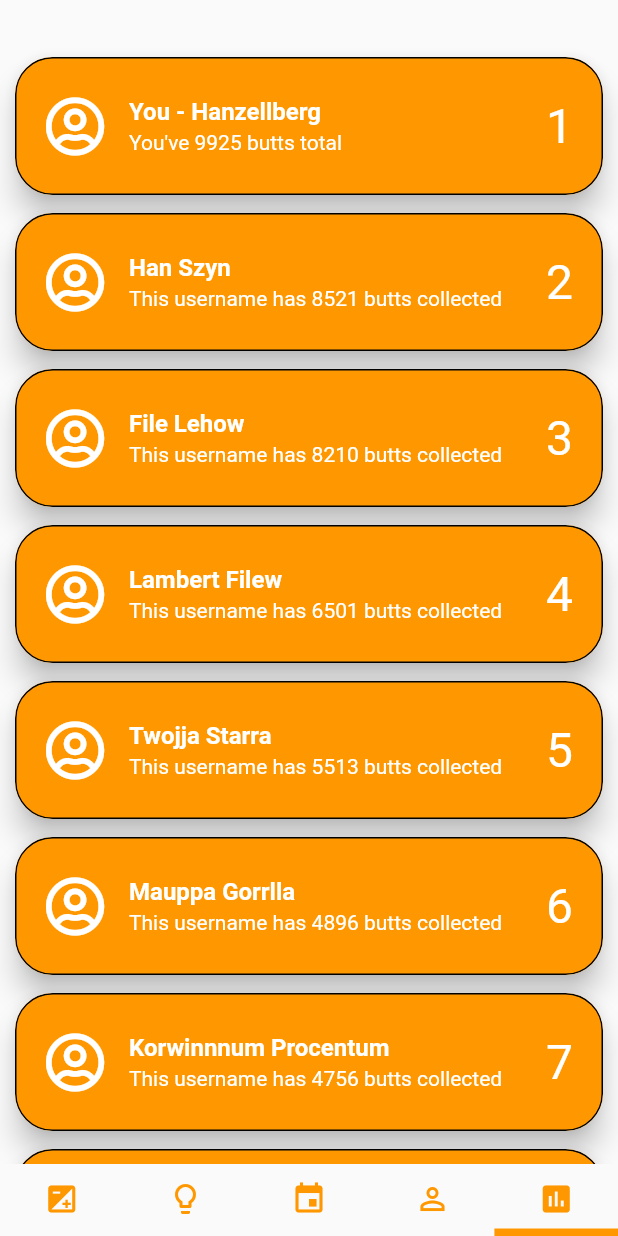
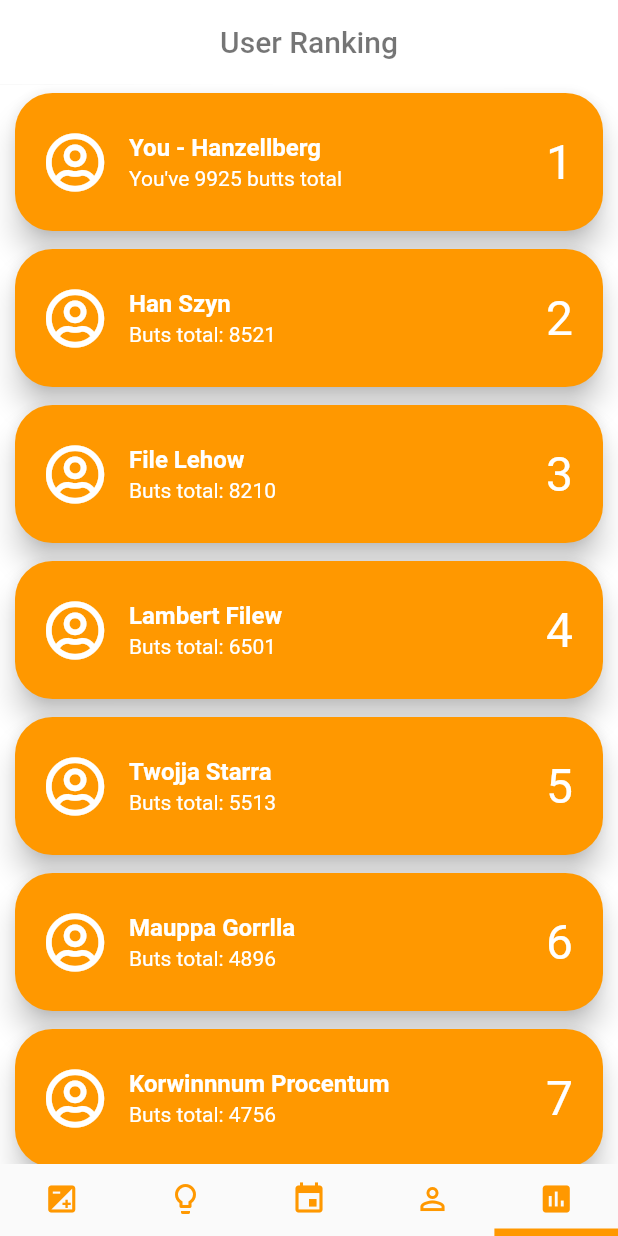
Before and after one commit to szymhan/eco_cigarettes, a Flutter app: the screen it shows after launch, item 5 of the bottom bar chosen, on a phone screen of 412 x 824 dp. Run offline on Flutter 3.47's test engine with Material 2 defaults, Android fonts, the phone set to English and light mode, and no system bars; our stand-ins replace font_awesome_flutter, shared_preferences.

Commit message:
Fixed UserScreen, Fixed RankingScreen

```diff
--- a/lib/screens/rankingScreen.dart
+++ b/lib/screens/rankingScreen.dart
@@ -23,15 +23,21 @@ class _RankingScreenState extends State<RankingScreen> {
 
   @override
   Widget build(BuildContext context) {
-    return Container(
-      child: Padding(
-        padding: const EdgeInsets.only(top: 32),
-        child: makeBody,
+    return Scaffold(
+      appBar: AppBar(
+        centerTitle: true,
+        title: Text("User Ranking", style: TextStyle(color: Colors.black54),),
+        elevation: 0.1,
+          backgroundColor: Colors.white
+      ),
+      body: Container(
+          child: makeBody,
       ),
     );
   }
 }
 final makeBody = Container(
+  color: Colors.white,
   child: ListView.builder(
     scrollDirection: Axis.vertical,
     shrinkWrap: true,
@@ -50,7 +56,6 @@ final makeBody = Container(
      margin: new EdgeInsets.symmetric(horizontal: 10.0, vertical: 6.0),
      shape: RoundedRectangleBorder(
        borderRadius: BorderRadius.circular(25.0),
-       side: BorderSide(width: 1)
      ),
      child: Container(
        decoration: BoxDecoration(color: Colors.orange,),
@@ -85,7 +90,7 @@ makeListTile(int index) {
           ),
           index==0 ?
           Text("You've " + mockUsers[index].buttsCollected.toString() + " butts total", style: TextStyle(color: Colors.white))
-              :Text("This username has " + mockUsers[index].buttsCollected.toString() + " butts collected", style: TextStyle(color: Colors.white))
+              :Text("Buts total: " + mockUsers[index].buttsCollected.toString(), style: TextStyle(color: Colors.white))
         ],
       ),
       trailing:
--- a/lib/screens/userProfileScreen.dart
+++ b/lib/screens/userProfileScreen.dart
@@ -40,6 +40,7 @@ class _UserProfileScreenState extends State<UserProfileScreen> {
     int totalButts = preferences.getInt("total-butts") ?? 0;
     this.testUser.buttsCollected = totalButts;
     isFetching = false;
+    setState(() {});
   }
 
   @override
```
